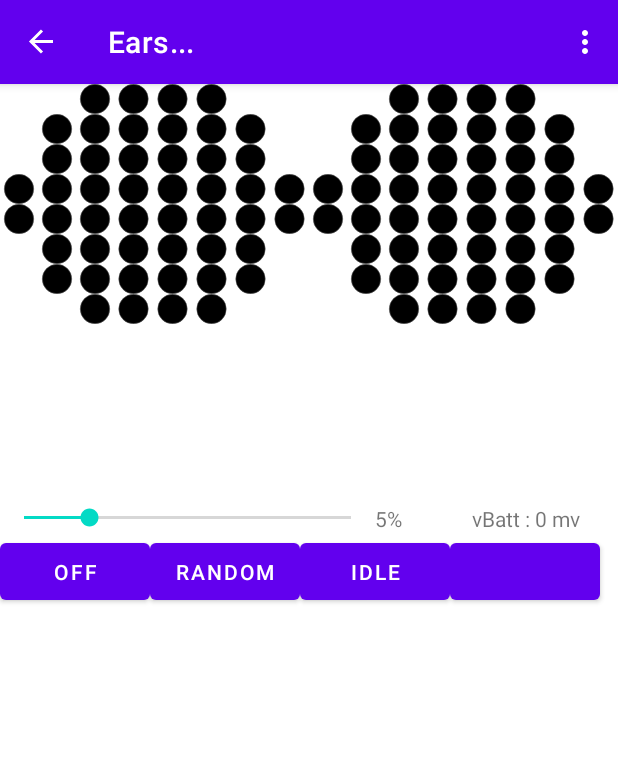
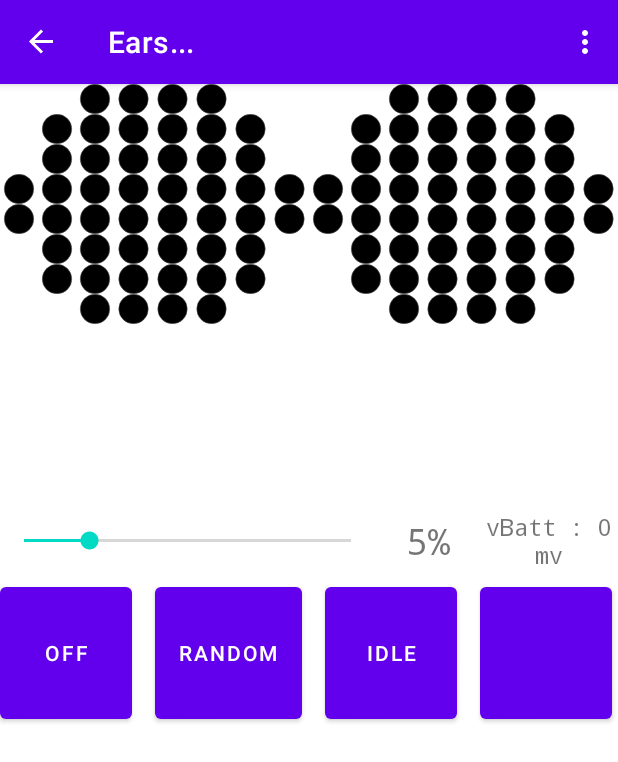
Before and after one commit to jeremy-prater/disney_ears, an Android app: the EarsFragment screen opened through its navigation route, on a phone screen of 412 x 824 dp. Shown: the top 762 px of the screen. Run offline under Robolectric (Android 15) with nearby library versions, the phone set to English and light mode, and no system bars; our stand-ins replace navigation-ui; libraries missing offline, so code that uses them is left out: androidx.emoji.bundled, androidx.emoji.text, org.jetbrains.anko; 102 statements that could not run were skipped.

Commit message:
- UI work

```diff
--- a/app/app/src/main/res/layout/ears_fragment.xml
+++ b/app/app/src/main/res/layout/ears_fragment.xml
@@ -26,18 +26,18 @@
                 android:orientation="horizontal">
 
                 <ImageView
-                    android:visibility="invisible"
                     android:layout_width="0dp"
                     android:layout_height="20dp"
                     android:layout_weight="0.125"
-                    android:src="@drawable/ears" />
+                    android:src="@drawable/ears"
+                    android:visibility="invisible" />
 
                 <ImageView
-                    android:visibility="invisible"
                     android:layout_width="0dp"
                     android:layout_height="20dp"
                     android:layout_weight="0.125"
-                    android:src="@drawable/ears" />
+                    android:src="@drawable/ears"
+                    android:visibility="invisible" />
 
                 <ImageView
                     android:id="@+id/led.0"
@@ -68,18 +68,18 @@
                     android:src="@drawable/ears" />
 
                 <ImageView
-                    android:visibility="invisible"
                     android:layout_width="0dp"
                     android:layout_height="20dp"
                     android:layout_weight="0.125"
-                    android:src="@drawable/ears" />
+                    android:src="@drawable/ears"
+                    android:visibility="invisible" />
 
                 <ImageView
-                    android:visibility="invisible"
                     android:layout_width="0dp"
                     android:layout_height="20dp"
                     android:layout_weight="0.125"
-                    android:src="@drawable/ears" />
+                    android:src="@drawable/ears"
+                    android:visibility="invisible" />
 
             </LinearLayout>
 
@@ -89,11 +89,11 @@
                 android:orientation="horizontal">
 
                 <ImageView
-                    android:visibility="invisible"
                     android:layout_width="0dp"
                     android:layout_height="20dp"
                     android:layout_weight="0.125"
-                    android:src="@drawable/ears" />
+                    android:src="@drawable/ears"
+                    android:visibility="invisible" />
 
                 <ImageView
                     android:id="@+id/led.4"
@@ -138,11 +138,11 @@
                     android:src="@drawable/ears" />
 
                 <ImageView
-                    android:visibility="invisible"
                     android:layout_width="0dp"
                     android:layout_height="20dp"
                     android:layout_weight="0.125"
-                    android:src="@drawable/ears" />
+                    android:src="@drawable/ears"
+                    android:visibility="invisible" />
 
             </LinearLayout>
 
@@ -152,11 +152,11 @@
                 android:orientation="horizontal">
 
                 <ImageView
-                    android:visibility="invisible"
                     android:layout_width="0dp"
                     android:layout_height="20dp"
                     android:layout_weight="0.125"
-                    android:src="@drawable/ears" />
+                    android:src="@drawable/ears"
+                    android:visibility="invisible" />
 
                 <ImageView
                     android:id="@+id/led.10"
@@ -201,11 +201,11 @@
                     android:src="@drawable/ears" />
 
                 <ImageView
-                    android:visibility="invisible"
                     android:layout_width="0dp"
                     android:layout_height="20dp"
                     android:layout_weight="0.125"
-                    android:src="@drawable/ears" />
+                    android:src="@drawable/ears"
+                    android:visibility="invisible" />
 
             </LinearLayout>
 
@@ -340,11 +340,11 @@
                 android:orientation="horizontal">
 
                 <ImageView
-                    android:visibility="invisible"
                     android:layout_width="0dp"
                     android:layout_height="20dp"
                     android:layout_weight="0.125"
-                    android:src="@drawable/ears" />
+                    android:src="@drawable/ears"
+                    android:visibility="invisible" />
 
                 <ImageView
                     android:id="@+id/led.32"
@@ -389,11 +389,11 @@
                     android:src="@drawable/ears" />
 
                 <ImageView
-                    android:visibility="invisible"
                     android:layout_width="0dp"
                     android:layout_height="20dp"
                     android:layout_weight="0.125"
-                    android:src="@drawable/ears" />
+                    android:src="@drawable/ears"
+                    android:visibility="invisible" />
 
             </LinearLayout>
 
@@ -403,11 +403,11 @@
                 android:orientation="horizontal">
 
                 <ImageView
-                    android:visibility="invisible"
                     android:layout_width="0dp"
                     android:layout_height="20dp"
                     android:layout_weight="0.125"
-                    android:src="@drawable/ears" />
+                    android:src="@drawable/ears"
+                    android:visibility="invisible" />
 
                 <ImageView
                     android:id="@+id/led.38"
@@ -452,11 +452,11 @@
                     android:src="@drawable/ears" />
 
                 <ImageView
-                    android:visibility="invisible"
                     android:layout_width="0dp"
                     android:layout_height="20dp"
                     android:layout_weight="0.125"
-                    android:src="@drawable/ears" />
+                    android:src="@drawable/ears"
+                    android:visibility="invisible" />
 
             </LinearLayout>
 
@@ -466,18 +466,18 @@
                 android:orientation="horizontal">
 
                 <ImageView
-                    android:visibility="invisible"
                     android:layout_width="0dp"
                     android:layout_height="20dp"
                     android:layout_weight="0.125"
-                    android:src="@drawable/ears" />
+                    android:src="@drawable/ears"
+                    android:visibility="invisible" />
 
                 <ImageView
-                    android:visibility="invisible"
                     android:layout_width="0dp"
                     android:layout_height="20dp"
                     android:layout_weight="0.125"
-                    android:src="@drawable/ears" />
+                    android:src="@drawable/ears"
+                    android:visibility="invisible" />
 
                 <ImageView
                     android:id="@+id/led.44"
@@ -508,18 +508,18 @@
                     android:src="@drawable/ears" />
 
                 <ImageView
-                    android:visibility="invisible"
                     android:layout_width="0dp"
                     android:layout_height="20dp"
                     android:layout_weight="0.125"
-                    android:src="@drawable/ears" />
+                    android:src="@drawable/ears"
+                    android:visibility="invisible" />
 
                 <ImageView
-                    android:visibility="invisible"
                     android:layout_width="0dp"
                     android:layout_height="20dp"
                     android:layout_weight="0.125"
-                    android:src="@drawable/ears" />
+                    android:src="@drawable/ears"
+                    android:visibility="invisible" />
 
             </LinearLayout>
 
@@ -1046,13 +1046,13 @@
 
     <LinearLayout
         android:layout_width="match_parent"
-        android:layout_height="20dp"
+        android:layout_height="wrap_content"
         android:orientation="horizontal">
 
         <SeekBar
             android:id="@+id/ledBrightness"
             android:layout_width="250dp"
-            android:layout_height="wrap_content"
+            android:layout_height="match_parent"
             android:max="25"
             android:min="0" />
 
@@ -1061,43 +1061,74 @@
             android:layout_width="wrap_content"
             android:layout_height="match_parent"
             android:layout_weight="1"
-            android:text="20%" />
+            android:fontFamily="monospace"
+            android:gravity="center"
+            android:text="20%"
+            android:textAlignment="center"
+            android:textSize="24sp" />
+
         <TextView
             android:id="@+id/vBattText"
             android:layout_width="50dp"
             android:layout_height="match_parent"
             android:layout_weight="1"
-            android:text="vBatt : 7000 mv" />
+            android:fontFamily="monospace"
+            android:gravity="center"
+            android:text="vBatt : 7000 mv"
+            android:textSize="16sp" />
+    </LinearLayout>
+
+    <LinearLayout
+        android:layout_width="match_parent"
+        android:layout_height="100dp"
+        android:orientation="horizontal">
+
+        <Button
+            android:id="@+id/mode_off"
+            android:layout_width="wrap_content"
+            android:layout_height="match_parent"
+            android:text="Off" />
+
+        <Space
+            android:layout_width="15dp"
+            android:layout_height="match_parent"/>
+
+        <Button
+            android:id="@+id/mode_random"
+            android:layout_width="wrap_content"
+            android:layout_height="match_parent"
+            android:text="Random" />
+
+        <Space
+            android:layout_width="15dp"
+            android:layout_height="match_parent"/>
+
+        <Button
+            android:id="@+id/mode_static"
+            android:layout_width="wrap_content"
+            android:layout_height="match_parent"
+            android:text="Idle" />
+
+        <Space
+            android:layout_width="15dp"
+            android:layout_height="match_parent"/>
+
+        <Button
+            android:id="@+id/mode_happy"
+            android:layout_width="wrap_content"
+            android:layout_height="match_parent"
+            tools:text="Set Emoji" />
+
     </LinearLayout>
 
     <LinearLayout
         android:layout_width="match_parent"
         android:layout_height="match_parent"
-        android:orientation="horizontal">
+        android:orientation="vertical">
 
-        <Button
-            android:id="@+id/mode_off"
-            android:layout_width="100dp"
-            android:layout_height="50dp"
-            android:text="Off" />
-
-        <Button
-            android:id="@+id/mode_random"
-            android:layout_width="100dp"
-            android:layout_height="50dp"
-            android:text="Random" />
-
-        <Button
-            android:id="@+id/mode_static"
-            android:layout_width="100dp"
-            android:layout_height="50dp"
-            android:text="Idle" />
-
-        <Button
-            android:id="@+id/mode_happy"
-            android:layout_width="100dp"
-            android:layout_height="50dp"
-            tools:text="😀😀" />
+        <androidx.recyclerview.widget.RecyclerView
+            android:layout_width="match_parent"
+            android:layout_height="fill_parent" />
     </LinearLayout>
 
 </LinearLayout>
```
